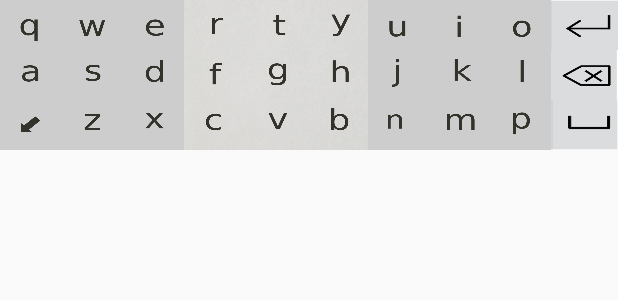
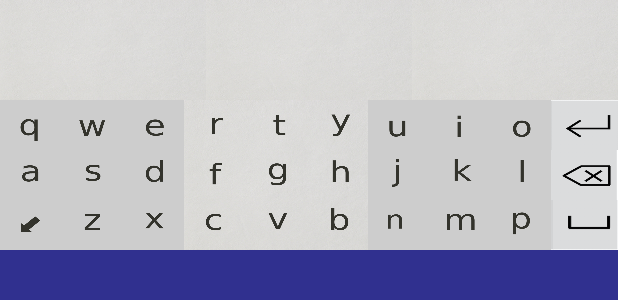
Before and after one commit to AkborSharif/Tapstr, an Android app: the layout keyboard_view.xml on its own in the app's theme, with its tools: preview values and no code run, on a phone screen of 412 x 824 dp. Shown: the top 300 px of the screen. Run offline under Robolectric (Android 15) with nearby library versions, the phone set to English and light mode, and no system bars.

Commit message:
pred_bar

```diff
--- a/app/src/main/res/layout/keyboard_view.xml
+++ b/app/src/main/res/layout/keyboard_view.xml
@@ -3,13 +3,45 @@
 <RelativeLayout xmlns:android="http://schemas.android.com/apk/res/android"
     xmlns:tools="http://schemas.android.com/tools"
     android:layout_width="match_parent"
-    android:layout_height="wrap_content"
+    android:layout_height="match_parent"
     android:background="@color/blue">
+
+    <LinearLayout
+        android:id="@+id/pre_bar"
+        android:layout_width="match_parent"
+        android:layout_height="100px"
+        android:background="@color/grey"
+        android:orientation="horizontal">
+
+        <TextView
+            android:id="@+id/textView2"
+            android:layout_width="200dp"
+            android:layout_height="match_parent"
+            android:layout_weight="1"
+            android:background="@drawable/lightgrey" />
+
+        <TextView
+            android:id="@+id/textView3"
+            android:layout_width="200dp"
+            android:layout_height="match_parent"
+            android:layout_alignTop="@+id/pre_bar"
+            android:layout_weight="1"
+            android:background="@drawable/lightgrey" />
+
+        <TextView
+            android:id="@+id/textView4"
+            android:layout_width="200dp"
+            android:layout_height="match_parent"
+            android:layout_weight="1"
+            android:background="@drawable/lightgrey" />
+    </LinearLayout>
 
     <LinearLayout
         android:layout_width="match_parent"
         android:layout_height="100dp"
-        android:orientation="horizontal">
+        android:orientation="horizontal"
+        android:layout_below="@id/pre_bar"
+        >
 
         <com.akbor.studyproj.CustomView
             android:id="@+id/leftarea"
@@ -25,7 +57,6 @@
             android:layout_height="match_parent"
             android:layout_weight="15"
             android:background="@drawable/second">
-
         </com.akbor.studyproj.CustomView>
 
         <com.akbor.studyproj.CustomView
@@ -41,8 +72,7 @@
             android:layout_width="match_parent"
             android:layout_height="match_parent"
             android:layout_weight="19"
-            android:orientation="vertical"
-            >
+            android:orientation="vertical">
 
             <!--<com.akbor.studyproj.CustomCapsLock-->
             <!--android:id="@+id/a0"-->
@@ -76,7 +106,9 @@
                 android:layout_weight="15"
                 android:background="@drawable/a3black">
             </com.akbor.studyproj.CustomFunc>
+
         </com.akbor.studyproj.Capslock>
 
     </LinearLayout>
+
 </RelativeLayout>
--- a/app/src/main/res/values/colors.xml
+++ b/app/src/main/res/values/colors.xml
@@ -8,6 +8,7 @@
     <color name="green">#008000</color>
     <color name="purple">#800080</color>
     <color name="brown">#A52A2A</color>
+    <color name="grey">#C9C9C9</color>
 
 
 
```
Also changed, not shown: app/src/main/res/drawable-v24/verylightgrey.png (added), app/src/main/res/drawable/lightgrey.png (added). Lines whose indentation alone changed are shown as unchanged.
